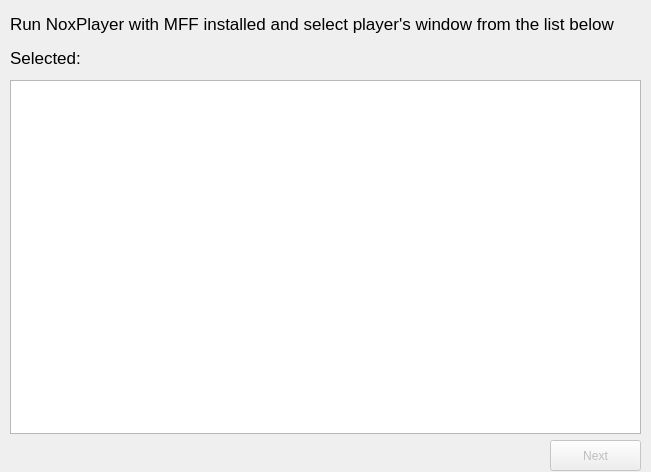
The window that lib/gui/designes/setup_player.ui (tmarenko/mff_auto) describes before a commit, drawn with Qt 5.
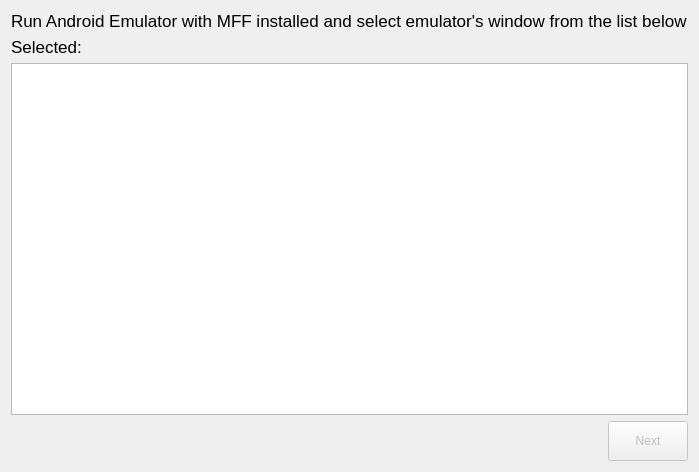
The same window after the commit.

```diff
--- a/lib/gui/designes/setup_player.ui
+++ b/lib/gui/designes/setup_player.ui
@@ -13,15 +13,44 @@
   <property name="windowTitle">
    <string>Setup</string>
   </property>
+  <layout class="QVBoxLayout" name="verticalLayout_2">
+   <item>
+    <layout class="QVBoxLayout" name="verticalLayout">
+     <item>
+      <widget class="QLabel" name="select_player_label">
+       <property name="font">
+        <font>
+         <pointsize>13</pointsize>
+         <weight>50</weight>
+         <bold>false</bold>
+        </font>
+       </property>
+       <property name="text">
+        <string>Run Android Emulator with MFF installed and select emulator's window from the list below</string>
+       </property>
+      </widget>
+     </item>
+     <item>
+      <widget class="QLabel" name="selected_player_info_label">
+       <property name="font">
+        <font>
+         <pointsize>13</pointsize>
+         <weight>50</weight>
+         <bold>false</bold>
+        </font>
+       </property>
+       <property name="text">
+        <string>Selected:</string>
+       </property>
+       <property name="alignment">
+        <set>Qt::AlignLeading|Qt::AlignLeft|Qt::AlignVCenter</set>
+       </property>
+      </widget>
+     </item>
+    </layout>
+   </item>
+   <item>
   <widget class="QListWidget" name="players_list_widget">
-   <property name="geometry">
-    <rect>
-     <x>10</x>
-     <y>80</y>
-     <width>631</width>
-     <height>354</height>
-    </rect>
-   </property>
    <property name="iconSize">
     <size>
      <width>256</width>
@@ -62,60 +91,32 @@
     <bool>true</bool>
    </property>
   </widget>
-  <widget class="QWidget" name="verticalLayoutWidget">
-   <property name="geometry">
-    <rect>
-     <x>10</x>
-     <y>10</y>
-     <width>693</width>
-     <height>61</height>
-    </rect>
-   </property>
-   <layout class="QVBoxLayout" name="verticalLayout">
-    <item>
-     <widget class="QLabel" name="select_player_label">
-      <property name="font">
-       <font>
-        <pointsize>13</pointsize>
-        <weight>50</weight>
-        <bold>false</bold>
-       </font>
-      </property>
-      <property name="text">
-       <string>Run NoxPlayer with MFF installed and select player's window from the list below</string>
-      </property>
-     </widget>
     </item>
     <item>
-     <widget class="QLabel" name="selected_player_info_label">
-      <property name="font">
-       <font>
-        <pointsize>13</pointsize>
-        <weight>50</weight>
-        <bold>false</bold>
-       </font>
-      </property>
-      <property name="text">
-       <string>Selected:</string>
-      </property>
-      <property name="alignment">
-       <set>Qt::AlignLeading|Qt::AlignLeft|Qt::AlignVCenter</set>
-      </property>
-     </widget>
-    </item>
-   </layout>
-  </widget>
+    <layout class="QHBoxLayout" name="horizontalLayout">
+     <item>
+      <spacer name="horizontalSpacer">
+       <property name="orientation">
+        <enum>Qt::Horizontal</enum>
+       </property>
+       <property name="sizeHint" stdset="0">
+        <size>
+         <width>40</width>
+         <height>20</height>
+        </size>
+       </property>
+      </spacer>
+     </item>
+     <item>
   <widget class="QPushButton" name="next_button">
    <property name="enabled">
     <bool>false</bool>
    </property>
-   <property name="geometry">
-    <rect>
-     <x>550</x>
-     <y>440</y>
-     <width>91</width>
-     <height>31</height>
-    </rect>
+       <property name="minimumSize">
+        <size>
+         <width>0</width>
+         <height>40</height>
+        </size>
    </property>
    <property name="text">
     <string>Next</string>
@@ -124,6 +125,10 @@
     <bool>false</bool>
    </property>
   </widget>
+     </item>
+    </layout>
+   </item>
+  </layout>
  </widget>
  <resources/>
  <connections/>
```
Lines whose indentation alone changed are shown as unchanged.
